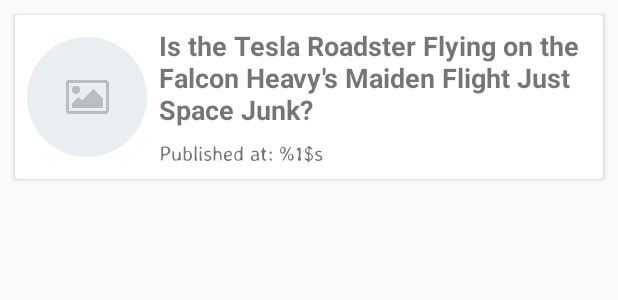
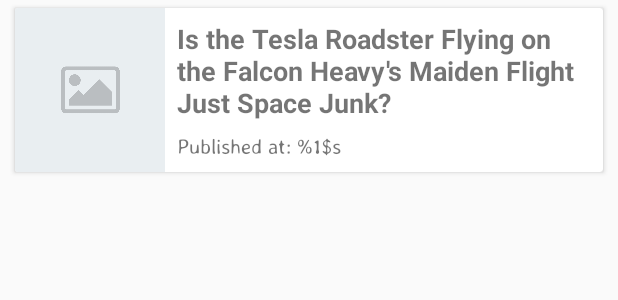
Before and after one commit to marioamgad9/News-Paper, an Android app: the layout article_item.xml on its own in the app's theme, with its tools: preview values and no code run, on a phone screen of 412 x 824 dp. Shown: the top 300 px of the screen. Run offline under Robolectric (Android 15) with nearby library versions, the phone set to English and light mode, and no system bars; Roboto replaces fonts that are not available here.

Commit message:
Switch to normal image instead of circle imageViews

```diff
--- a/app/build.gradle
+++ b/app/build.gradle
@@ -29,7 +29,6 @@
     implementation 'com.android.support:cardview-v7:26.1.0'
     implementation 'com.android.support:recyclerview-v7:26.1.0'
     implementation 'com.squareup.picasso:picasso:2.5.2'
-    implementation 'de.hdodenhof:circleimageview:2.1.0'
 
 
     // ViewModel and LiveData
--- a/app/src/main/java/com/mouris/mario/newspaper/UI/ArticlesRVAdapter.java
+++ b/app/src/main/java/com/mouris/mario/newspaper/UI/ArticlesRVAdapter.java
@@ -5,6 +5,7 @@
 import android.view.LayoutInflater;
 import android.view.View;
 import android.view.ViewGroup;
+import android.widget.ImageView;
 import android.widget.TextView;
 
 import com.mouris.mario.newspaper.Data.Article;
@@ -13,7 +14,6 @@
 
 import java.util.List;
 
-import de.hdodenhof.circleimageview.CircleImageView;
 
 public class ArticlesRVAdapter extends RecyclerView.Adapter<ArticlesRVAdapter.ArticleViewHolder> {
 
@@ -52,7 +52,7 @@
 
     static class ArticleViewHolder extends RecyclerView.ViewHolder {
 
-        CircleImageView imageView;
+        ImageView imageView;
         TextView titleTextView;
         TextView publishDateTextView;
 
--- a/app/src/main/res/layout/article_item.xml
+++ b/app/src/main/res/layout/article_item.xml
@@ -8,10 +8,10 @@
     <android.support.v7.widget.CardView
         android:layout_width="0dp"
         android:layout_height="wrap_content"
-        android:layout_marginBottom="8dp"
+        android:layout_marginBottom="5dp"
         android:layout_marginEnd="10dp"
         android:layout_marginStart="10dp"
-        android:layout_marginTop="10dp"
+        android:layout_marginTop="5dp"
         android:elevation="8dp"
         app:layout_constraintBottom_toBottomOf="parent"
         app:layout_constraintEnd_toEndOf="parent"
@@ -22,13 +22,10 @@
             android:layout_width="match_parent"
             android:layout_height="wrap_content">
 
-            <de.hdodenhof.circleimageview.CircleImageView
+            <ImageView
                 android:id="@+id/article_image"
-                android:layout_width="80dp"
-                android:layout_height="80dp"
-                android:layout_marginBottom="8dp"
-                android:layout_marginStart="8dp"
-                android:layout_marginTop="8dp"
+                android:layout_width="100dp"
+                android:layout_height="0dp"
                 android:scaleType="centerCrop"
                 android:src="@drawable/no_image"
                 app:layout_constraintBottom_toBottomOf="parent"
@@ -48,8 +45,10 @@
                 android:textStyle="bold"
                 app:layout_constraintBottom_toTopOf="@+id/article_publish_date"
                 app:layout_constraintEnd_toEndOf="parent"
+                app:layout_constraintHorizontal_bias="0.5"
                 app:layout_constraintStart_toEndOf="@+id/article_image"
                 app:layout_constraintTop_toTopOf="parent"
+                app:layout_constraintVertical_chainStyle="spread"
                 tools:text="@string/article_title_placeholder" />
 
             <TextView
@@ -60,7 +59,9 @@
                 android:fontFamily="@font/averia_sans_libre_light"
                 app:layout_constraintBottom_toBottomOf="parent"
                 app:layout_constraintEnd_toEndOf="@+id/article_title"
+                app:layout_constraintHorizontal_bias="0.5"
                 app:layout_constraintStart_toStartOf="@+id/article_title"
+                app:layout_constraintTop_toBottomOf="@+id/article_title"
                 tools:text="@string/article_date" />
 
         </android.support.constraint.ConstraintLayout>
```
